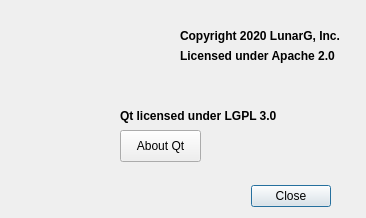
Above: vkconfig/dlgabout.ui from LunarG/VulkanTools before the change. Below: the same form after it.
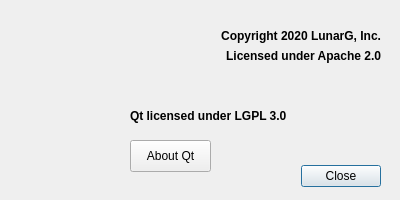
That is the form after the change. Icons and pictures are not drawn.

Commit message: vkconfig - fix cropped text

```diff
--- a/vkconfig/dlgabout.ui
+++ b/vkconfig/dlgabout.ui
@@ -6,8 +6,8 @@
    <rect>
     <x>0</x>
     <y>0</y>
-    <width>366</width>
-    <height>218</height>
+    <width>400</width>
+    <height>200</height>
    </rect>
   </property>
   <property name="sizePolicy">
@@ -18,14 +18,14 @@
   </property>
   <property name="minimumSize">
    <size>
-    <width>366</width>
-    <height>218</height>
+    <width>400</width>
+    <height>200</height>
    </size>
   </property>
   <property name="maximumSize">
    <size>
-    <width>366</width>
-    <height>218</height>
+    <width>400</width>
+    <height>200</height>
    </size>
   </property>
   <property name="font">
@@ -39,8 +39,8 @@
   <widget class="QDialogButtonBox" name="buttonBox">
    <property name="geometry">
     <rect>
-     <x>30</x>
-     <y>180</y>
+     <x>80</x>
+     <y>160</y>
      <width>301</width>
      <height>32</height>
     </rect>
@@ -68,9 +68,15 @@
      <bold>true</bold>
     </font>
    </property>
+   <property name="layoutDirection">
+    <enum>Qt::LeftToRight</enum>
+   </property>
    <property name="text">
     <string>Copyright 2020 LunarG, Inc.</string>
    </property>
+   <property name="alignment">
+    <set>Qt::AlignRight|Qt::AlignTrailing|Qt::AlignVCenter</set>
+   </property>
    <property name="wordWrap">
     <bool>true</bool>
    </property>
@@ -94,6 +100,9 @@
    <property name="text">
     <string>Licensed under Apache 2.0</string>
    </property>
+   <property name="alignment">
+    <set>Qt::AlignRight|Qt::AlignTrailing|Qt::AlignVCenter</set>
+   </property>
    <property name="wordWrap">
     <bool>true</bool>
    </property>
@@ -101,7 +110,7 @@
   <widget class="QLabel" name="label_3">
    <property name="geometry">
     <rect>
-     <x>10</x>
+     <x>20</x>
      <y>10</y>
      <width>161</width>
      <height>71</height>
@@ -117,7 +126,7 @@
   <widget class="QLabel" name="label_4">
    <property name="geometry">
     <rect>
-     <x>120</x>
+     <x>130</x>
      <y>100</y>
      <width>201</width>
      <height>31</height>
@@ -140,8 +149,8 @@
   <widget class="QPushButton" name="pbAboutQt">
    <property name="geometry">
     <rect>
-     <x>120</x>
-     <y>130</y>
+     <x>130</x>
+     <y>140</y>
      <width>81</width>
      <height>32</height>
     </rect>
```
